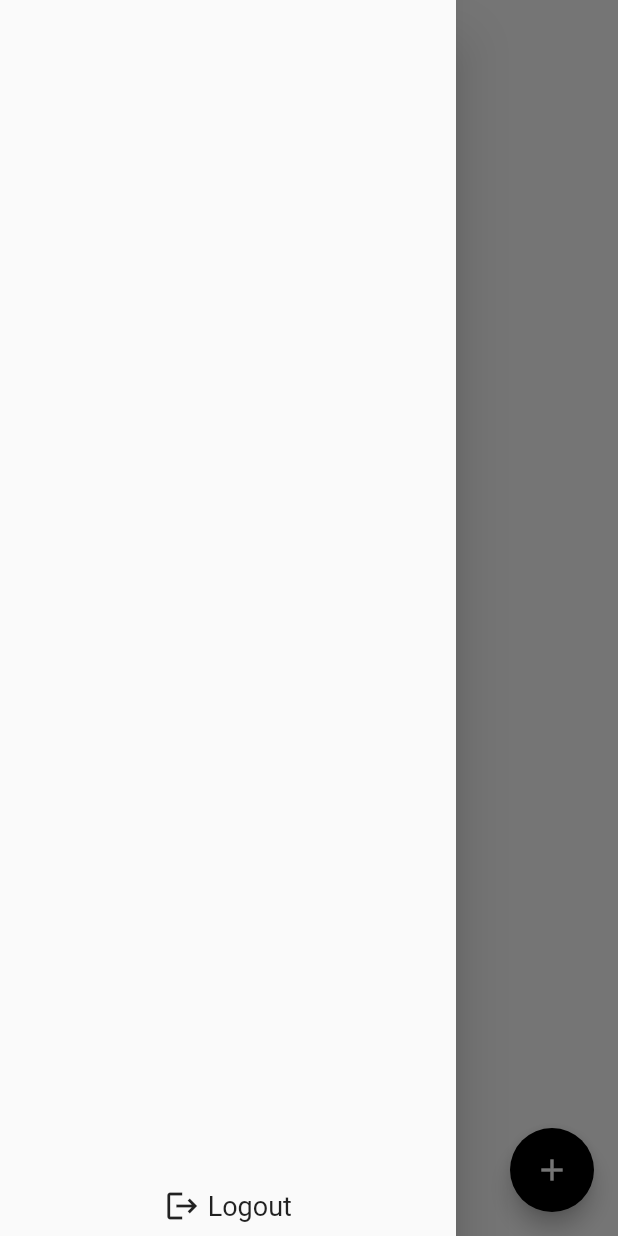
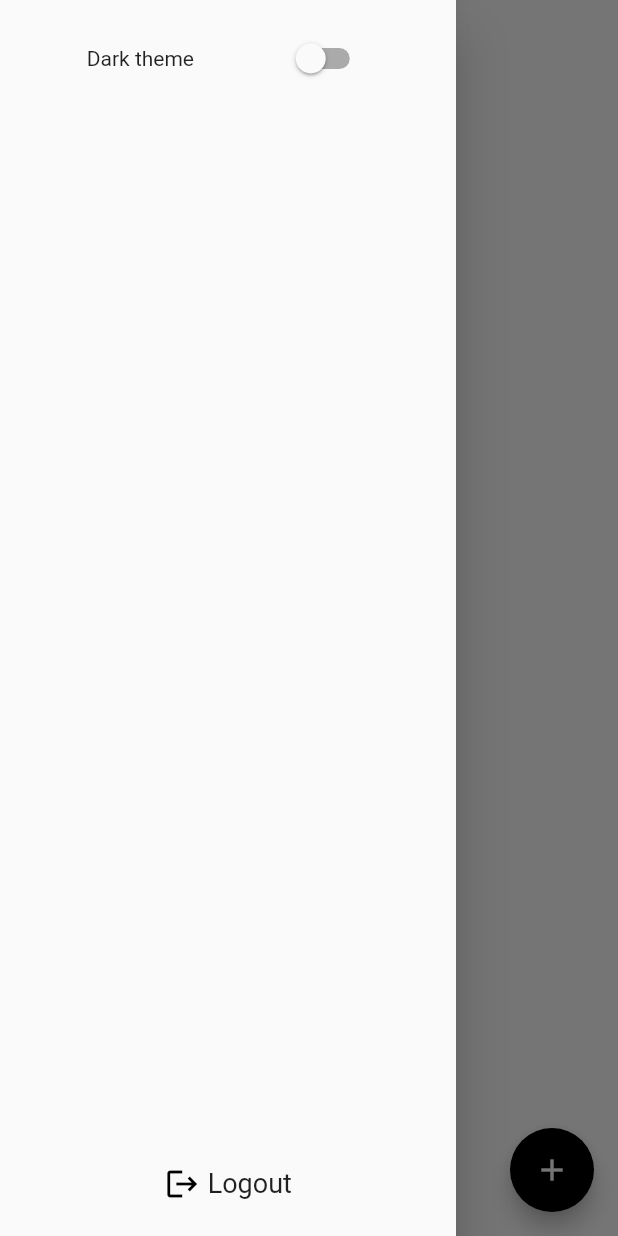
Before and after one commit to iridiscenthummingbird/BlaGoRodni, a Flutter app: the MainScreen screen opened directly, with the side drawer open, on a phone screen of 412 x 824 dp. Run offline on Flutter 3.47's test engine with Material 2 defaults, Android fonts, the light colour scheme and no system bars; our stand-ins replace bloc, bot_toast, cloud_firestore, firebase_auth, firebase_core, flutter_bloc and 3 more; missing offline and left inert: flutter_sheet_localization; accounts and stored records are empty; network calls fail.

Commit message:
Add themes

```diff
--- a/lib/main.dart
+++ b/lib/main.dart
@@ -1,11 +1,13 @@
 import 'package:blagorodni/app.dart';
 import 'package:blagorodni/firebase_options.dart';
+import 'package:blagorodni/managers/shared_preference_manager_impl.dart';
 import 'package:blagorodni/utils/error_popup.dart';
 import 'package:firebase_auth/firebase_auth.dart';
 import 'package:firebase_core/firebase_core.dart';
 import 'package:flutter/foundation.dart';
 import 'package:flutter/material.dart';
 import 'package:flutter_bloc/flutter_bloc.dart';
+import 'package:shared_preferences/shared_preferences.dart';
 
 class MyBlocObserver extends BlocObserver {
   @override
@@ -42,6 +44,8 @@ Future<void> main() async {
       await Firebase.initializeApp(
         options: DefaultFirebaseOptions.currentPlatform,
       );
+      final sharedPrefs = await SharedPreferences.getInstance();
+      SharedPreferenceManagerImpl().init(sharedPrefs);
       runApp(const App());
     },
     blocObserver: MyBlocObserver(),
--- a/lib/managers/shared_preference_manager_impl.dart
+++ b/lib/managers/shared_preference_manager_impl.dart
@@ -1,5 +1,6 @@
 import 'package:flutter/material.dart';
 import 'package:flutter/scheduler.dart';
+import 'package:flutter_bloc/flutter_bloc.dart';
 import 'package:shared_preferences/shared_preferences.dart';
 
 abstract class SharedPreferenceManager {
@@ -14,12 +15,22 @@ abstract class SharedPreferenceManager {
   bool isAuthorized();
 
   void logout();
+
+  static SharedPreferenceManager of(BuildContext context) => RepositoryProvider.of(context);
 }
 
 class SharedPreferenceManagerImpl implements SharedPreferenceManager {
-  final SharedPreferences sharedPreferences;
+  late final SharedPreferences sharedPreferences;
 
-  SharedPreferenceManagerImpl({required this.sharedPreferences});
+  static SharedPreferenceManagerImpl? _instance;
+
+  factory SharedPreferenceManagerImpl() => _instance ??= SharedPreferenceManagerImpl._();
+
+  SharedPreferenceManagerImpl._();
+
+  Future<void> init(SharedPreferences prefs) async {
+    sharedPreferences = prefs;
+  }
 
   @override
   ThemeMode getTheme() {
--- a/lib/screens/login/login_screen.dart
+++ b/lib/screens/login/login_screen.dart
@@ -52,7 +52,7 @@ class _LoginScreenState extends State<LoginScreen> {
       },
       child: Scaffold(
         resizeToAvoidBottomInset: false,
-        backgroundColor: Colors.white,
+        backgroundColor: Theme.of(context).primaryColor,
         body: Stack(
           children: [
             Image.network(
@@ -61,9 +61,9 @@ class _LoginScreenState extends State<LoginScreen> {
             Padding(
               padding: const EdgeInsets.only(top: 240),
               child: Container(
-                decoration: const BoxDecoration(
-                  color: Colors.white,
-                  borderRadius: BorderRadius.vertical(
+                decoration: BoxDecoration(
+                  color: Theme.of(context).primaryColor,
+                  borderRadius: const BorderRadius.vertical(
                     top: Radius.circular(50),
                   ),
                 ),
@@ -95,7 +95,7 @@ class _LoginScreenState extends State<LoginScreen> {
                             child: Column(
                               children: [
                                 Material(
-                                  color: Colors.white,
+                                  color: Theme.of(context).primaryColor,
                                   child: InkWell(
                                     onTap: () async {
                                       if (_formKey.currentState?.validate() ?? false) {
@@ -105,7 +105,7 @@ class _LoginScreenState extends State<LoginScreen> {
                                     borderRadius: BorderRadius.circular(20),
                                     child: Ink(
                                       decoration: BoxDecoration(
-                                        border: Border.all(color: Colors.black),
+                                        border: Border.all(color: Theme.of(context).iconTheme.color!),
                                         borderRadius: BorderRadius.circular(50),
                                       ),
                                       child: Center(
--- a/lib/screens/main/main_screen.dart
+++ b/lib/screens/main/main_screen.dart
@@ -43,7 +43,8 @@ class _MainScreenState extends State<MainScreen> {
             await _cubit.getNotes();
           }
         },
-        backgroundColor: Colors.black,
+        backgroundColor: Theme.of(context).iconTheme.color,
+        foregroundColor: Theme.of(context).primaryColor,
         child: const Icon(Icons.add),
       ),
       drawer: CustomDrawer(
@@ -52,9 +53,9 @@ class _MainScreenState extends State<MainScreen> {
           Navigator.pushReplacementNamed(context, LoginScreen.routeName);
         },
       ),
-      backgroundColor: Colors.white,
+      backgroundColor: Theme.of(context).primaryColor,
       appBar: AppBar(
-        foregroundColor: Colors.black,
+        foregroundColor: Theme.of(context).iconTheme.color,
         backgroundColor: Colors.transparent,
         elevation: 0,
         title: Text(
--- a/lib/screens/main/widgets/card.dart
+++ b/lib/screens/main/widgets/card.dart
@@ -62,13 +62,13 @@ class _NoteCardState extends State<NoteCard> {
                     await widget.changeFavorite(isFavorite, widget.note.id);
                   },
                   icon: isFavorite
-                      ? const Icon(
+                      ? Icon(
                           Icons.star,
-                          color: Colors.black,
+                          color: Theme.of(context).iconTheme.color,
                         )
-                      : const Icon(
+                      : Icon(
                           Icons.star_outline,
-                          color: Colors.black,
+                          color: Theme.of(context).iconTheme.color,
                         ),
                 ),
               ],
--- a/lib/screens/note/note_screen.dart
+++ b/lib/screens/note/note_screen.dart
@@ -65,8 +65,8 @@ class _NoteScreenState extends State<NoteScreen> {
                     },
                     child: Text(
                       AppLocalizations.of(context).noteScreen.yes,
-                      style: const TextStyle(
-                        color: Colors.black,
+                      style: TextStyle(
+                        color: Theme.of(context).iconTheme.color,
                         fontWeight: FontWeight.bold,
                         fontSize: 18,
                       ),
@@ -78,8 +78,8 @@ class _NoteScreenState extends State<NoteScreen> {
                     },
                     child: Text(
                       AppLocalizations.of(context).noteScreen.no,
-                      style: const TextStyle(
-                        color: Colors.black,
+                      style: TextStyle(
+                        color: Theme.of(context).iconTheme.color,
                         fontWeight: FontWeight.normal,
                         fontSize: 18,
                       ),
@@ -113,7 +113,7 @@ class _NoteScreenState extends State<NoteScreen> {
         appBar: AppBar(
           elevation: 0,
           backgroundColor: Colors.transparent,
-          foregroundColor: Colors.black,
+          foregroundColor: Theme.of(context).iconTheme.color,
           actions: [
             FavoriteButton(
               isFavorite: isFavorite,
--- a/lib/screens/registration/registration_screen.dart
+++ b/lib/screens/registration/registration_screen.dart
@@ -48,7 +48,7 @@ class _RegistrationScreenState extends State<RegistrationScreen> {
         }
       },
       child: Scaffold(
-        backgroundColor: Colors.white,
+        backgroundColor: Theme.of(context).primaryColor,
         resizeToAvoidBottomInset: false,
         body: Stack(
           children: [
@@ -58,9 +58,9 @@ class _RegistrationScreenState extends State<RegistrationScreen> {
             Padding(
               padding: const EdgeInsets.only(top: 240),
               child: Container(
-                decoration: const BoxDecoration(
-                  color: Colors.white,
-                  borderRadius: BorderRadius.vertical(
+                decoration: BoxDecoration(
+                  color: Theme.of(context).primaryColor,
+                  borderRadius: const BorderRadius.vertical(
                     top: Radius.circular(50),
                   ),
                 ),
@@ -92,7 +92,7 @@ class _RegistrationScreenState extends State<RegistrationScreen> {
                             child: Column(
                               children: [
                                 Material(
-                                  color: Colors.white,
+                                  color: Theme.of(context).primaryColor,
                                   child: InkWell(
                                     onTap: () async {
                                       if (_formKey.currentState?.validate() ?? false) {
@@ -102,7 +102,7 @@ class _RegistrationScreenState extends State<RegistrationScreen> {
                                     borderRadius: BorderRadius.circular(20),
                                     child: Ink(
                                       decoration: BoxDecoration(
-                                        border: Border.all(color: Colors.black),
+                                        border: Border.all(color: Theme.of(context).iconTheme.color!),
                                         borderRadius: BorderRadius.circular(50),
                                       ),
                                       child: Center(
--- /dev/null
+++ b/lib/utils/my_themes.dart
@@ -0,0 +1,19 @@
+import 'package:flutter/material.dart';
+
+class MyThemes {
+  static final darkTheme = ThemeData(
+    scaffoldBackgroundColor: Colors.grey.shade900,
+    primaryColor: Colors.black,
+    cardColor: const Color(0xFF424242),
+    colorScheme: const ColorScheme.dark(),
+    iconTheme: const IconThemeData(color: Colors.white),
+  );
+
+  static final lightTheme = ThemeData(
+    scaffoldBackgroundColor: Colors.white,
+    primaryColor: Colors.white,
+    cardColor: Colors.white,
+    colorScheme: const ColorScheme.light(),
+    iconTheme: const IconThemeData(color: Colors.black),
+  );
+}
--- /dev/null
+++ b/lib/utils/theme_provider.dart
@@ -0,0 +1,17 @@
+import 'package:blagorodni/managers/shared_preference_manager_impl.dart';
+import 'package:flutter/material.dart';
+
+class ThemeProvider extends ChangeNotifier {
+  late ThemeMode themeMode = sharedPreferenceManager.getTheme();
+  SharedPreferenceManager sharedPreferenceManager;
+  ThemeProvider({
+    required this.sharedPreferenceManager,
+  });
+  bool get isDarkMode => themeMode == ThemeMode.dark;
+
+  void toggleTheme(bool isOn) {
+    themeMode = isOn ? ThemeMode.dark : ThemeMode.light;
+    sharedPreferenceManager.setTheme(themeMode);
+    notifyListeners();
+  }
+}
--- a/lib/widgets/custom_drawer.dart
+++ b/lib/widgets/custom_drawer.dart
@@ -1,4 +1,5 @@
 import 'package:blagorodni/localization/localization.dart';
+import 'package:blagorodni/widgets/theme_switcher.dart';
 import 'package:flutter/material.dart';
 
 class CustomDrawer extends StatelessWidget {
@@ -13,9 +14,18 @@ class CustomDrawer extends StatelessWidget {
   Widget build(BuildContext context) {
     return Drawer(
       child: SafeArea(
+        child: Padding(
+          padding: const EdgeInsets.symmetric(vertical: 15),
           child: Column(
-          mainAxisAlignment: MainAxisAlignment.end,
+            mainAxisAlignment: MainAxisAlignment.spaceBetween,
             children: [
+              Row(
+                mainAxisAlignment: MainAxisAlignment.spaceEvenly,
+                children: [
+                  Text(AppLocalizations.of(context).mainScreen.darkTheme),
+                  const ThemeSwitcher(),
+                ],
+              ),
               InkWell(
                 onTap: () => logout(),
                 child: Ink(
@@ -43,6 +53,7 @@ class CustomDrawer extends StatelessWidget {
             ],
           ),
         ),
+      ),
     );
   }
 }
--- /dev/null
+++ b/lib/widgets/theme_switcher.dart
@@ -0,0 +1,18 @@
+import 'package:blagorodni/utils/theme_provider.dart';
+import 'package:flutter/material.dart';
+import 'package:provider/provider.dart';
+
+class ThemeSwitcher extends StatelessWidget {
+  const ThemeSwitcher({Key? key}) : super(key: key);
+  @override
+  Widget build(BuildContext context) {
+    final themeProvider = context.watch<ThemeProvider>();
+
+    return Switch.adaptive(
+      value: themeProvider.isDarkMode,
+      onChanged: (value) {
+        themeProvider.toggleTheme(value);
+      },
+    );
+  }
+}
--- a/pubspec.yaml
+++ b/pubspec.yaml
@@ -24,6 +24,8 @@ dependencies:
   cloud_firestore: ^3.3.0
   google_sign_in: ^5.4.0
   flutter_svg: ^1.1.1+1
+  provider: ^6.0.3
+
 
 
 
```
Also changed, not shown: lib/app.dart (+11 -1 lines), lib/di.dart (+1 -13 lines), lib/localization/localization.g.dart, pubspec.lock. Lines whose indentation alone changed are shown as unchanged.
